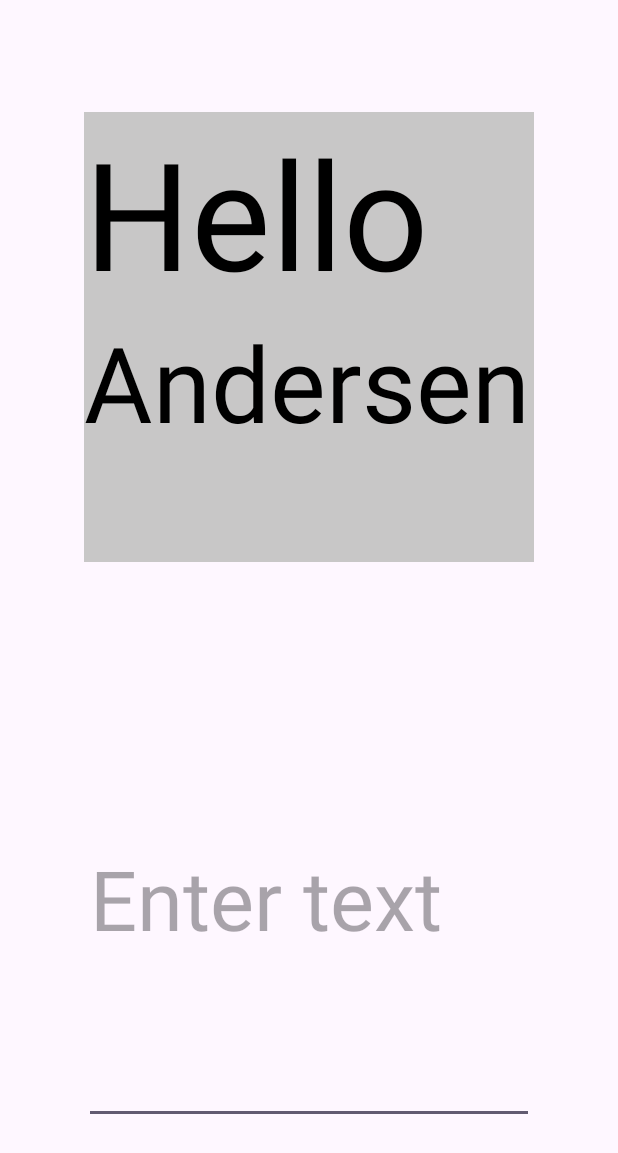
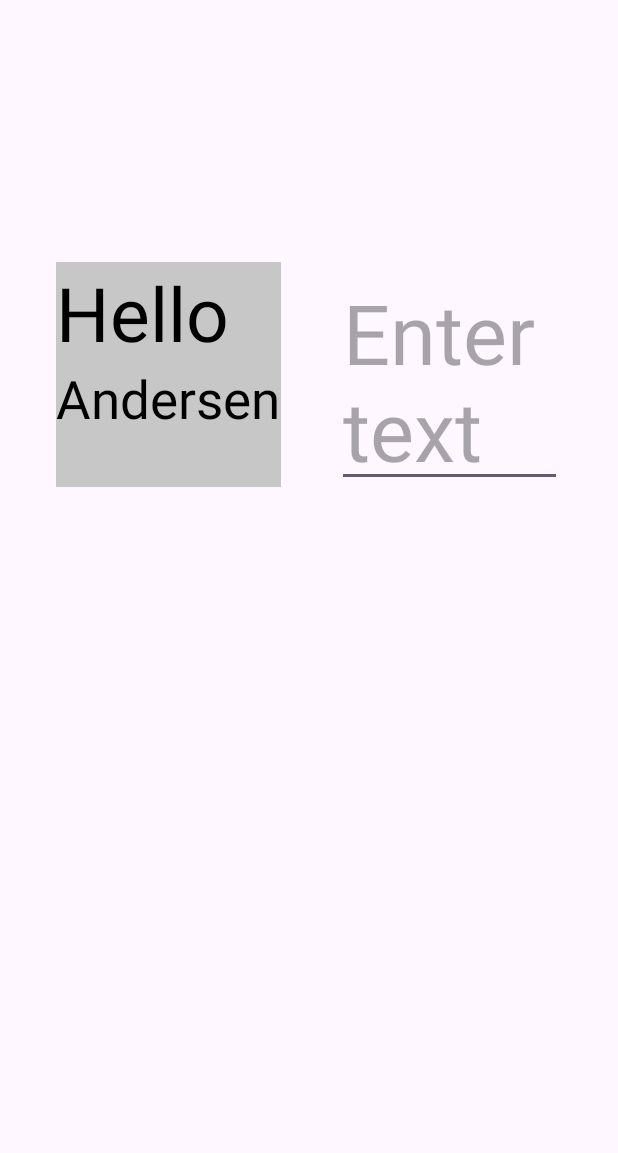
Before and after one commit to nikvladimir/PavliukovAndersen, an Android app: the screen it shows after launch (MainActivity), on a phone screen of 412 x 824 dp. Shown: the top 1153 px of the screen. Run offline under Robolectric (Android 15) with nearby library versions, the phone set to English and light mode, and no system bars.

Commit message:
FAT-56530: changed fragments names

```diff
--- a/app/src/main/java/com/example/pavliukovandersen/SecondFragment.kt
+++ b/app/src/main/java/com/example/pavliukovandersen/EditTextFragment.kt
@@ -10,7 +10,7 @@ import android.view.ViewGroup
 import android.widget.EditText
 import android.widget.Toast
 
-class SecondFragment : Fragment() {
+class EditTextFragment : Fragment() {
     private lateinit var editText: EditText
 
     override fun onCreateView(
@@ -18,7 +18,7 @@ class SecondFragment : Fragment() {
         container: ViewGroup?,
         savedInstanceState: Bundle?
     ): View? {
-        val view = inflater.inflate(R.layout.fragment_second, container, false)
+        val view = inflater.inflate(R.layout.fragment_edit_text, container, false)
 
         editText = view.findViewById(R.id.editText)
 
--- a/app/src/main/java/com/example/pavliukovandersen/MainActivity.kt
+++ b/app/src/main/java/com/example/pavliukovandersen/MainActivity.kt
@@ -11,8 +11,8 @@ class MainActivity : AppCompatActivity() {
         val fragmentManager = supportFragmentManager
         val fragmentTransaction = fragmentManager.beginTransaction()
 
-        fragmentTransaction.replace(R.id.fragmentContainerText, FirstFragment())
-        fragmentTransaction.replace(R.id.fragmentContainerEditText, SecondFragment())
+        fragmentTransaction.replace(R.id.fragmentContainerText, TextViewFragment())
+        fragmentTransaction.replace(R.id.fragmentContainerEditText, EditTextFragment())
         fragmentTransaction.commit()
     }
 }
--- a/app/src/main/java/com/example/pavliukovandersen/FirstFragment.kt
+++ b/app/src/main/java/com/example/pavliukovandersen/TextViewFragment.kt
@@ -8,13 +8,13 @@ import android.view.ViewGroup
 import android.widget.TextView
 
 
-class FirstFragment : Fragment() {
+class TextViewFragment : Fragment() {
     override fun onCreateView(
         inflater: LayoutInflater,
         container: ViewGroup?,
         savedInstanceState: Bundle?
     ): View? {
-        val view = inflater.inflate(R.layout.fragment_first, container, false)
+        val view = inflater.inflate(R.layout.fragment_text_view, container, false)
 
         val helloTextView: TextView = view.findViewById(R.id.helloTextView)
         val andersenTextView: TextView = view.findViewById(R.id.andersenTextView)
--- a/app/src/main/res/layout/activity_main.xml
+++ b/app/src/main/res/layout/activity_main.xml
@@ -8,17 +8,26 @@
 
     <FrameLayout
         android:id="@+id/fragmentContainerText"
-        android:layout_width="300dp"
-        android:layout_height="300dp"
-        app:layout_constraintBottom_toTopOf="@+id/fragmentContainerEditText"
-        app:layout_constraintEnd_toEndOf="parent"
+        android:layout_width="150dp"
+        android:layout_height="150dp"
+        app:layout_constraintBottom_toTopOf="@+id/fragmentContainerThird"
+        app:layout_constraintEnd_toStartOf="@+id/fragmentContainerEditText"
         app:layout_constraintStart_toStartOf="parent"
         app:layout_constraintTop_toTopOf="parent" />
 
     <FrameLayout
         android:id="@+id/fragmentContainerEditText"
-        android:layout_width="300dp"
-        android:layout_height="300dp"
+        android:layout_width="150dp"
+        android:layout_height="150dp"
+        app:layout_constraintBottom_toTopOf="@+id/fragmentContainerThird"
+        app:layout_constraintEnd_toEndOf="parent"
+        app:layout_constraintStart_toEndOf="@+id/fragmentContainerText"
+        app:layout_constraintTop_toTopOf="parent" />
+
+    <FrameLayout
+        android:id="@+id/fragmentContainerThird"
+        android:layout_width="150dp"
+        android:layout_height="150dp"
         app:layout_constraintBottom_toBottomOf="parent"
         app:layout_constraintEnd_toEndOf="parent"
         app:layout_constraintStart_toStartOf="parent"
--- a/app/src/main/res/layout/fragment_second.xml
+++ b/app/src/main/res/layout/fragment_edit_text.xml
@@ -3,7 +3,7 @@
     xmlns:tools="http://schemas.android.com/tools"
     android:layout_width="match_parent"
     android:layout_height="match_parent"
-    tools:context=".SecondFragment">
+    tools:context=".EditTextFragment">
 
     <EditText
         android:id="@+id/editText"
--- a/app/src/main/res/layout/fragment_first.xml
+++ b/app/src/main/res/layout/fragment_text_view.xml
@@ -11,7 +11,7 @@
         android:layout_height="wrap_content"
         android:text="text1"
         android:textColor="@android:color/black"
-        android:textSize="100sp" />
+        android:textSize="50sp" />
 
     <TextView
         android:id="@+id/andersenTextView"
@@ -19,6 +19,6 @@
         android:layout_height="wrap_content"
         android:text="text2"
         android:textColor="@android:color/black"
-        android:textSize="70sp" />
+        android:textSize="35sp" />
 
 </LinearLayout>
--- /dev/null
+++ b/app/src/main/res/layout/item_shape.xml
@@ -0,0 +1,15 @@
+<?xml version="1.0" encoding="utf-8"?>
+
+<LinearLayout xmlns:android="http://schemas.android.com/apk/res/android"
+    android:layout_width="match_parent"
+    android:layout_height="wrap_content"
+    android:orientation="vertical"
+    android:padding="16dp">
+
+    <TextView
+        android:id="@+id/shapeTextView"
+        android:layout_width="match_parent"
+        android:layout_height="wrap_content"
+        android:textSize="18sp" />
+
+</LinearLayout>
```
